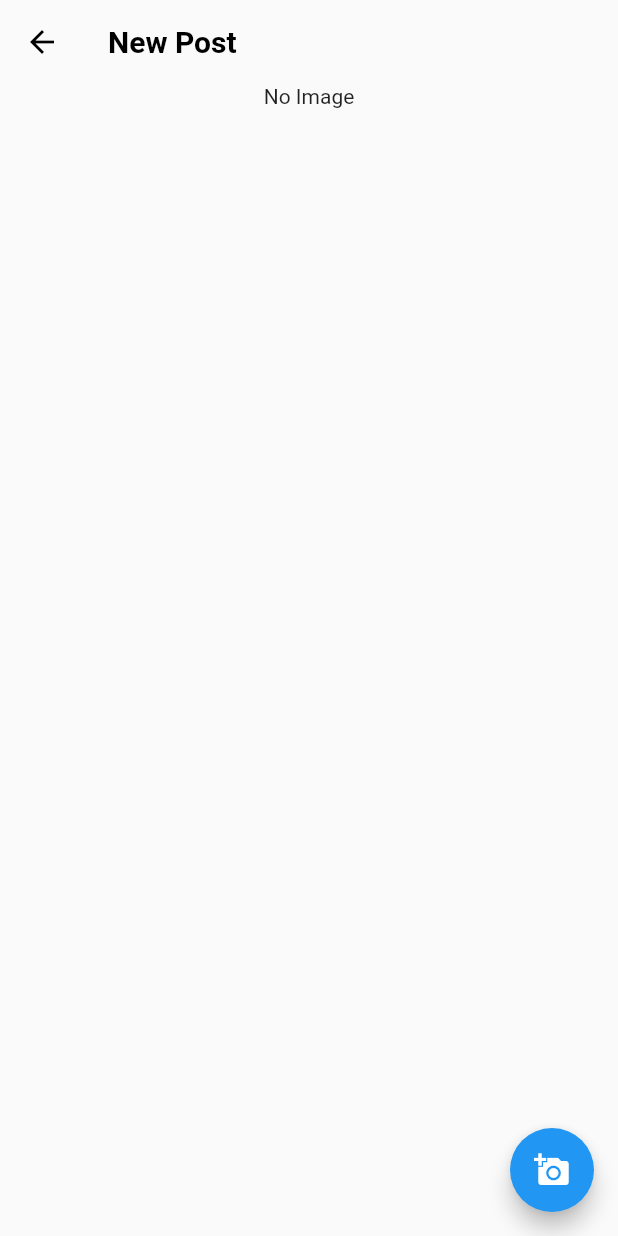
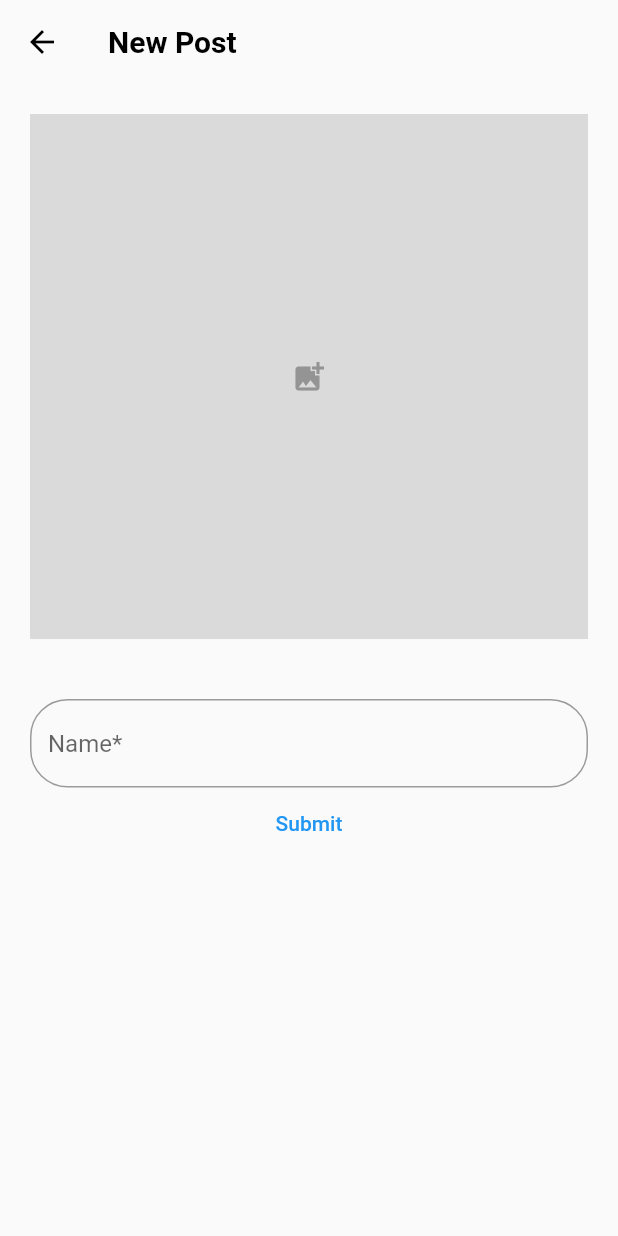
Before and after one commit to kimkyung1234/HH-Client, a Flutter app: the screen it shows after launch, item 2 of the bottom bar chosen, after a tap on the "add box" icon, on a phone screen of 412 x 824 dp. Run offline on Flutter 3.47's test engine with Material 2 defaults, Android fonts, the phone set to English and light mode, and no system bars; our stand-ins replace image_picker; network calls fail.

Commit message:
Add name textfield

```diff
--- a/lib/main.dart
+++ b/lib/main.dart
@@ -1,6 +1,5 @@
-import 'package:app/providers/image.dart';
 import 'package:app/pages/home_page.dart';
-import 'package:app/pages/login_page.dart';
+import 'package:app/providers/add_post.dart';
 import 'package:app/providers/login.dart';
 import 'package:app/providers/page.dart';
 import 'package:flutter/material.dart';
@@ -18,7 +17,7 @@ class MyApp extends StatelessWidget {
   Widget build(BuildContext context) {
     return MultiProvider(
       providers: [
-        ChangeNotifierProvider<GalleryImage>(create: (_) => GalleryImage()),
+        ChangeNotifierProvider<AddPost>(create: (_) => AddPost()),
         ChangeNotifierProvider<LoginHelper>(create: (_) => LoginHelper()),
         ChangeNotifierProvider<Pages>(create: (_) => Pages()),
       ],
--- a/lib/pages/add_post_page.dart
+++ b/lib/pages/add_post_page.dart
@@ -1,13 +1,15 @@
 import 'dart:io';
 
-import 'package:app/providers/image.dart';
+import 'package:app/providers/add_post.dart';
 import 'package:flutter/material.dart';
 import 'package:provider/provider.dart';
 
 class AddPostPage extends StatelessWidget {
+  final _name = TextEditingController();
+
   @override
   Widget build(BuildContext context) {
-    var provider = Provider.of<GalleryImage>(context);
+    var provider = Provider.of<AddPost>(context);
     return Scaffold(
       appBar: AppBar(
         backgroundColor: Colors.transparent,
@@ -22,17 +24,70 @@ class AddPostPage extends StatelessWidget {
         children: [
           Center(
             child: provider.getImage == null
-                ? const Text('No Image')
-                : Image.file(File(provider.getImage!.path)),
+                ? GestureDetector(
+                    onTap: () {
+                      provider.setImage();
+                    },
+                    child: Container(
+                      height: 350,
+                      color: const Color(0xffDBDADA),
+                      margin: const EdgeInsets.all(20),
+                      child: const Center(
+                        child: Icon(
+                          Icons.add_photo_alternate,
+                          color: Color(0xff949494),
+                        ),
+                      ),
+                    ),
+                  )
+                : GestureDetector(
+                    onTap: () {
+                      provider.setImage();
+                    },
+                    child: Container(
+                      height: 350,
+                      color: const Color(0xffDBDADA),
+                      margin: const EdgeInsets.all(20),
+                      child: Image.file(
+                        File(provider.getImage!.path),
+                        fit: BoxFit.cover,
+                      ),
+                    ),
+                  ),
+          ),
+          Container(
+            margin: const EdgeInsets.all(20),
+            child: Column(
+              children: [
+                TextField(
+                  controller: _name,
+                  cursorColor: Colors.black,
+                  decoration: InputDecoration(
+                    hintText: 'Name*',
+                    errorText:
+                        provider.getValidate ? 'Name Can\'t Be Empty' : null,
+                    border: OutlineInputBorder(
+                      borderRadius: BorderRadius.circular(25.0),
+                      borderSide: const BorderSide(color: Colors.white),
+                    ),
+                    focusedBorder: OutlineInputBorder(
+                      borderRadius: BorderRadius.circular(25.0),
+                    ),
+                  ),
+                ),
+                TextButton(
+                  onPressed: () {
+                    _name.text.isEmpty
+                        ? provider.setValidate(true)
+                        : provider.setValidate(false);
+                    provider.setName(_name.text);
+                  },
+                  child: const Text('Submit'),
+                )
+              ],
+            ),
           ),
         ],
-      ),
-      floatingActionButton: FloatingActionButton(
-        onPressed: () {
-          provider.setImage();
-        },
-        tooltip: 'Increment',
-        child: const Icon(Icons.add_a_photo),
       ),
     );
   }
--- a/lib/pages/profile_page.dart
+++ b/lib/pages/profile_page.dart
@@ -1,6 +1,6 @@
 import 'package:app/models/profile.dart';
 import 'package:app/pages/add_post_page.dart';
-import 'package:app/providers/image.dart';
+import 'package:app/providers/add_post.dart';
 import 'package:app/services/api.dart';
 import 'package:app/widgets/common.dart';
 import 'package:app/widgets/my_post_List.dart';
@@ -11,7 +11,7 @@ import 'package:provider/provider.dart';
 class ProfilePage extends StatelessWidget {
   @override
   Widget build(BuildContext context) {
-    var provider = Provider.of<GalleryImage>(context);
+    var provider = Provider.of<AddPost>(context);
 
     return Scaffold(
       appBar: AppBar(
--- a/lib/providers/image.dart
+++ b/lib/providers/add_post.dart
@@ -1,7 +1,7 @@
 import 'package:flutter/material.dart';
 import 'package:image_picker/image_picker.dart';
 
-class GalleryImage with ChangeNotifier {
+class AddPost with ChangeNotifier {
   final ImagePicker _picker = ImagePicker();
   PickedFile? _image;
   PickedFile? get getImage => _image;
@@ -12,8 +12,24 @@ class GalleryImage with ChangeNotifier {
     notifyListeners();
   }
 
+  bool _validate = false;
+  bool get getValidate => _validate;
+  String? _name;
+  String? get getName => _name;
+
+  void setValidate(bool validate) {
+    _validate = validate;
+    notifyListeners();
+  }
+
+  void setName(String name) {
+    _name = name;
+    notifyListeners();
+  }
+
   void reset() async {
     _image = null;
+    _name = null;
     notifyListeners();
   }
 }
```
